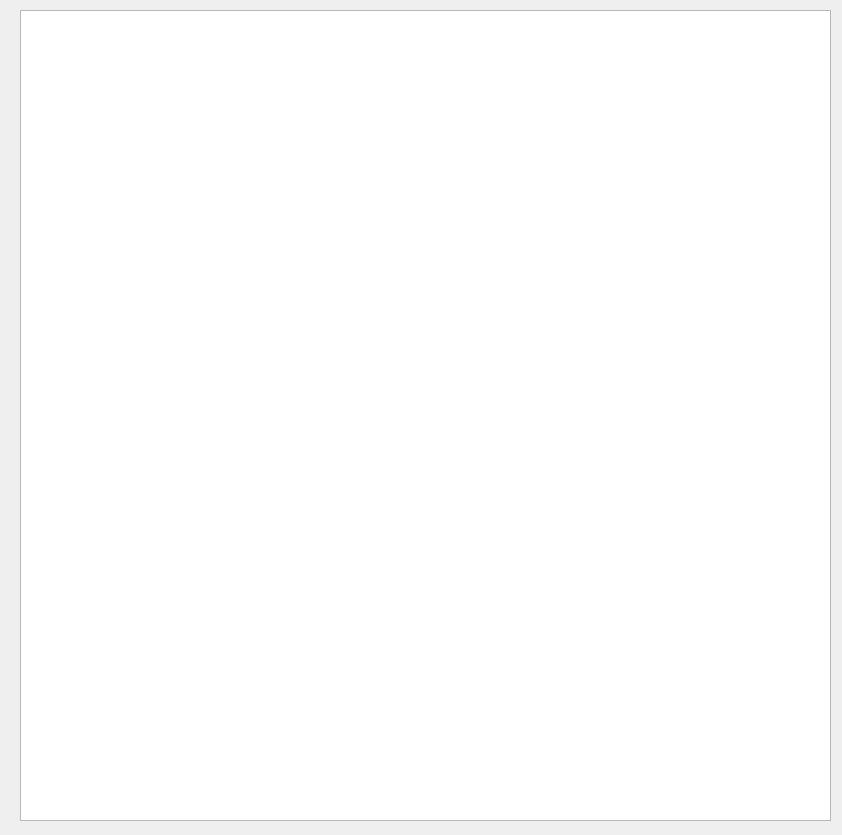
This is drawing.ui in marl0vv/PROMETHEEMethodsApp as Qt 5 draws it before an edit. The edited form follows.
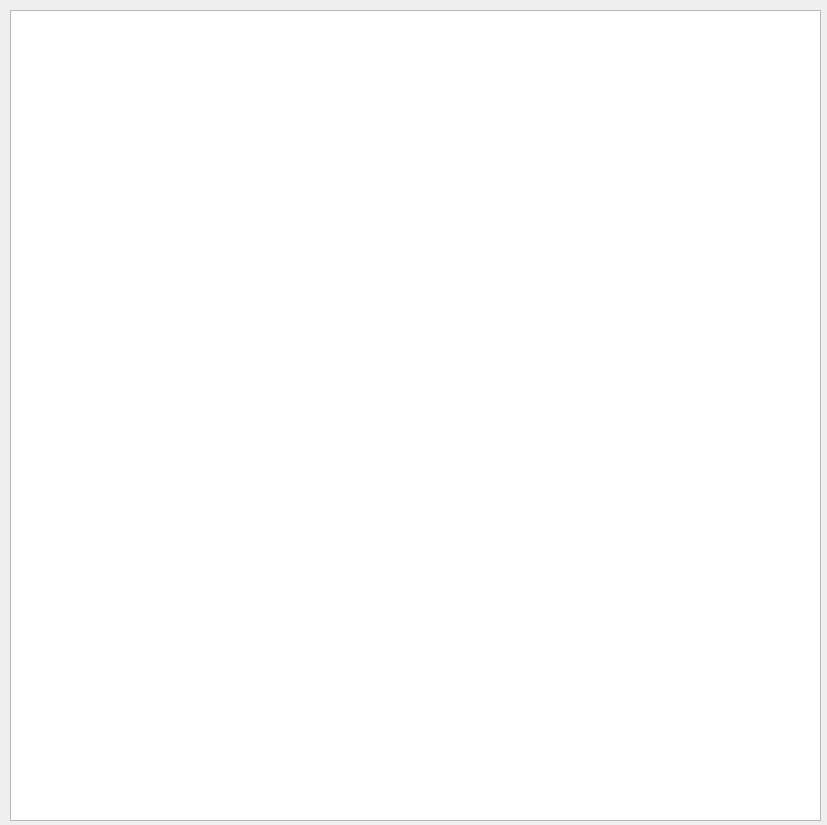
This is the edited form.

Commit message: Added drawing (not complete)

Patch:
```diff
--- a/drawing.ui
+++ b/drawing.ui
@@ -6,8 +6,8 @@
    <rect>
     <x>0</x>
     <y>0</y>
-    <width>842</width>
-    <height>835</height>
+    <width>827</width>
+    <height>825</height>
    </rect>
   </property>
   <property name="windowTitle">
@@ -16,7 +16,7 @@
   <widget class="QGraphicsView" name="graphicsView">
    <property name="geometry">
     <rect>
-     <x>20</x>
+     <x>10</x>
      <y>10</y>
      <width>811</width>
      <height>811</height>
```
Left out of the diff: 12 changed lines with no effect on the pictures. The commit also changes 6 other files.
